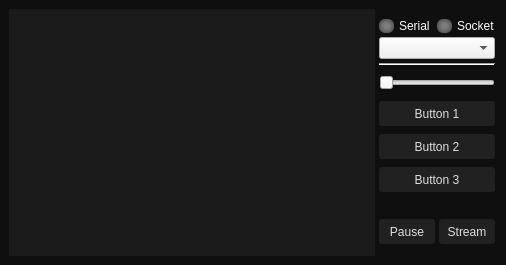
Before: the Qt Designer form gui.ui in Hikki12/remio-inclinated-plane, drawn with Qt 5.
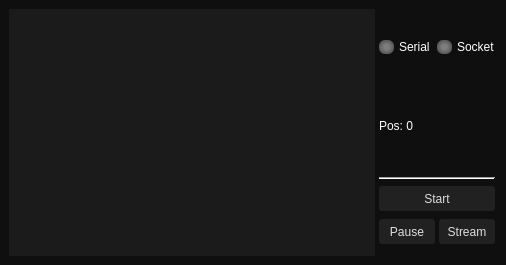
After: the same form once the commit is applied.

Diff of the .ui file:
```diff
--- a/gui.ui
+++ b/gui.ui
@@ -120,7 +120,7 @@
        </layout>
       </item>
       <item>
-       <layout class="QVBoxLayout" name="verticalLayout" stretch="2,1,2,0,0,0,0,0,0">
+       <layout class="QVBoxLayout" name="verticalLayout" stretch="2,0,0,0,2,0,0">
         <property name="spacing">
          <number>4</number>
         </property>
@@ -211,7 +211,37 @@
          </layout>
         </item>
         <item>
-         <widget class="QComboBox" name="devices"/>
+         <spacer name="verticalSpacer_2">
+          <property name="orientation">
+           <enum>Qt::Vertical</enum>
+          </property>
+          <property name="sizeHint" stdset="0">
+           <size>
+            <width>20</width>
+            <height>40</height>
+           </size>
+          </property>
+         </spacer>
+        </item>
+        <item>
+         <widget class="QLabel" name="label_2">
+          <property name="text">
+           <string>Pos: 0</string>
+          </property>
+         </widget>
+        </item>
+        <item>
+         <spacer name="verticalSpacer">
+          <property name="orientation">
+           <enum>Qt::Vertical</enum>
+          </property>
+          <property name="sizeHint" stdset="0">
+           <size>
+            <width>20</width>
+            <height>40</height>
+           </size>
+          </property>
+         </spacer>
         </item>
         <item>
          <widget class="Line" name="line">
@@ -227,55 +257,15 @@
          </widget>
         </item>
         <item>
-         <widget class="QSlider" name="slider">
-          <property name="orientation">
-           <enum>Qt::Horizontal</enum>
-          </property>
-         </widget>
-        </item>
-        <item>
-         <widget class="QPushButton" name="btn1">
+         <widget class="QPushButton" name="startBtn">
           <property name="text">
-           <string>Button 1</string>
+           <string>Start</string>
           </property>
           <property name="checkable">
            <bool>true</bool>
           </property>
          </widget>
         </item>
-        <item>
-         <widget class="QPushButton" name="btn2">
-          <property name="text">
-           <string>Button 2</string>
-          </property>
-          <property name="checkable">
-           <bool>true</bool>
-          </property>
-         </widget>
-        </item>
-        <item>
-         <widget class="QPushButton" name="btn3">
-          <property name="text">
-           <string>Button 3</string>
-          </property>
-          <property name="checkable">
-           <bool>true</bool>
-          </property>
-         </widget>
-        </item>
-        <item>
-         <spacer name="verticalSpacer">
-          <property name="orientation">
-           <enum>Qt::Vertical</enum>
-          </property>
-          <property name="sizeHint" stdset="0">
-           <size>
-            <width>20</width>
-            <height>40</height>
-           </size>
-          </property>
-         </spacer>
-        </item>
         <item>
          <layout class="QHBoxLayout" name="horizontalLayout_3">
           <item>
```
